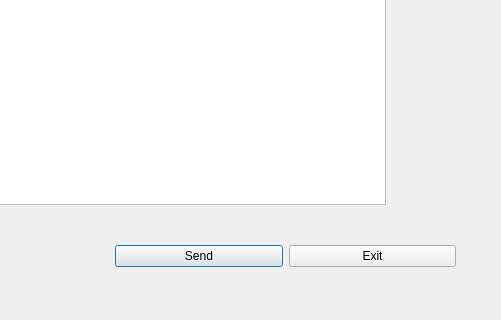
Before: the Qt Designer form application_version_beta/mailing.ui in AzizBenIsmail/Projet_Parental_Monitoring_System_Qt, drawn with Qt 5; both pictures show x 215 to 716 and y 436 to 756 of the 716 by 756 pixel window.
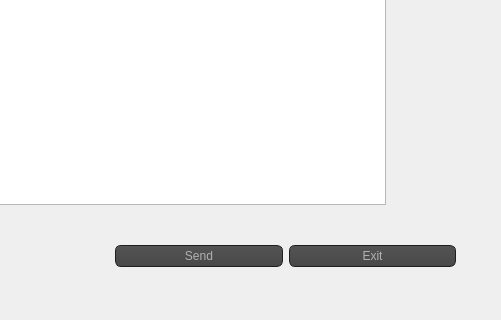
After: the same form once the commit is applied. Icons and pictures are not drawn.

Diff of the .ui file:
```diff
--- a/application_version_beta/mailing.ui
+++ b/application_version_beta/mailing.ui
@@ -131,6 +131,467 @@
    <layout class="QHBoxLayout" name="horizontalLayout">
     <item>
      <widget class="QPushButton" name="sendBtn">
+      <property name="styleSheet">
+       <string notr="true">QToolTip
+{
+     border: 1px solid black;
+     background-color: #ffa02f;
+     padding: 1px;
+     border-radius: 3px;
+     opacity: 100;
+}
+
+QWidget
+{
+    color: #b1b1b1;
+    background-color: #323232;
+}
+
+QWidget:item:hover
+{
+    background-color: QLinearGradient( x1: 0, y1: 0, x2: 0, y2: 1, stop: 0 #ffa02f, stop: 1 #ca0619);
+    color: #000000;
+}
+
+QWidget:item:selected
+{
+    background-color: QLinearGradient( x1: 0, y1: 0, x2: 0, y2: 1, stop: 0 #ffa02f, stop: 1 #d7801a);
+}
+
+QMenuBar::item
+{
+    background: transparent;
+}
+
+QMenuBar::item:selected
+{
+    background: transparent;
+    border: 1px solid #ffaa00;
+}
+
+QMenuBar::item:pressed
+{
+    background: #444;
+    border: 1px solid #000;
+    background-color: QLinearGradient(
+        x1:0, y1:0,
+        x2:0, y2:1,
+        stop:1 #212121,
+        stop:0.4 #343434/*,
+        stop:0.2 #343434,
+        stop:0.1 #ffaa00*/
+    );
+    margin-bottom:-1px;
+    padding-bottom:1px;
+}
+
+QMenu
+{
+    border: 1px solid #000;
+}
+
+QMenu::item
+{
+    padding: 2px 20px 2px 20px;
+}
+
+QMenu::item:selected
+{
+    color: #000000;
+}
+
+QWidget:disabled
+{
+    color: #404040;
+    background-color: #323232;
+}
+
+QAbstractItemView
+{
+    background-color: QLinearGradient( x1: 0, y1: 0, x2: 0, y2: 1, stop: 0 #4d4d4d, stop: 0.1 #646464, stop: 1 #5d5d5d);
+}
+
+QWidget:focus
+{
+    /*border: 2px solid QLinearGradient( x1: 0, y1: 0, x2: 0, y2: 1, stop: 0 #ffa02f, stop: 1 #d7801a);*/
+}
+
+QLineEdit
+{
+    background-color: QLinearGradient( x1: 0, y1: 0, x2: 0, y2: 1, stop: 0 #4d4d4d, stop: 0 #646464, stop: 1 #5d5d5d);
+    padding: 1px;
+    border-style: solid;
+    border: 1px solid #1e1e1e;
+    border-radius: 5;
+}
+
+QPushButton
+{
+    color: #b1b1b1;
+    background-color: QLinearGradient( x1: 0, y1: 0, x2: 0, y2: 1, stop: 0 #565656, stop: 0.1 #525252, stop: 0.5 #4e4e4e, stop: 0.9 #4a4a4a, stop: 1 #464646);
+    border-width: 1px;
+    border-color: #1e1e1e;
+    border-style: solid;
+    border-radius: 6;
+    padding: 3px;
+    font-size: 12px;
+    padding-left: 5px;
+    padding-right: 5px;
+}
+
+QPushButton:pressed
+{
+    background-color: QLinearGradient( x1: 0, y1: 0, x2: 0, y2: 1, stop: 0 #2d2d2d, stop: 0.1 #2b2b2b, stop: 0.5 #292929, stop: 0.9 #282828, stop: 1 #252525);
+}
+
+QComboBox
+{
+    selection-background-color: #ffaa00;
+    background-color: QLinearGradient( x1: 0, y1: 0, x2: 0, y2: 1, stop: 0 #565656, stop: 0.1 #525252, stop: 0.5 #4e4e4e, stop: 0.9 #4a4a4a, stop: 1 #464646);
+    border-style: solid;
+    border: 1px solid #1e1e1e;
+    border-radius: 5;
+}
+
+QComboBox:hover,QPushButton:hover
+{
+    border: 2px solid QLinearGradient( x1: 0, y1: 0, x2: 0, y2: 1, stop: 0 #ffa02f, stop: 1 #d7801a);
+}
+
+
+QComboBox:on
+{
+    padding-top: 3px;
+    padding-left: 4px;
+    background-color: QLinearGradient( x1: 0, y1: 0, x2: 0, y2: 1, stop: 0 #2d2d2d, stop: 0.1 #2b2b2b, stop: 0.5 #292929, stop: 0.9 #282828, stop: 1 #252525);
+    selection-background-color: #ffaa00;
+}
+
+QComboBox QAbstractItemView
+{
+    border: 2px solid darkgray;
+    selection-background-color: QLinearGradient( x1: 0, y1: 0, x2: 0, y2: 1, stop: 0 #ffa02f, stop: 1 #d7801a);
+}
+
+QComboBox::drop-down
+{
+     subcontrol-origin: padding;
+     subcontrol-position: top right;
+     width: 15px;
+
+     border-left-width: 0px;
+     border-left-color: darkgray;
+     border-left-style: solid; /* just a single line */
+     border-top-right-radius: 3px; /* same radius as the QComboBox */
+     border-bottom-right-radius: 3px;
+ }
+
+QComboBox::down-arrow
+{
+     image: url(:/down_arrow.png);
+}
+
+QGroupBox:focus
+{
+border: 2px solid QLinearGradient( x1: 0, y1: 0, x2: 0, y2: 1, stop: 0 #ffa02f, stop: 1 #d7801a);
+}
+
+QTextEdit:focus
+{
+    border: 2px solid QLinearGradient( x1: 0, y1: 0, x2: 0, y2: 1, stop: 0 #ffa02f, stop: 1 #d7801a);
+}
+
+QScrollBar:horizontal {
+     border: 1px solid #222222;
+     background: QLinearGradient( x1: 0, y1: 0, x2: 0, y2: 1, stop: 0.0 #121212, stop: 0.2 #282828, stop: 1 #484848);
+     height: 7px;
+     margin: 0px 16px 0 16px;
+}
+
+QScrollBar::handle:horizontal
+{
+      background: QLinearGradient( x1: 0, y1: 0, x2: 1, y2: 0, stop: 0 #ffa02f, stop: 0.5 #d7801a, stop: 1 #ffa02f);
+      min-height: 20px;
+      border-radius: 2px;
+}
+
+QScrollBar::add-line:horizontal {
+      border: 1px solid #1b1b19;
+      border-radius: 2px;
+      background: QLinearGradient( x1: 0, y1: 0, x2: 1, y2: 0, stop: 0 #ffa02f, stop: 1 #d7801a);
+      width: 14px;
+      subcontrol-position: right;
+      subcontrol-origin: margin;
+}
+
+QScrollBar::sub-line:horizontal {
+      border: 1px solid #1b1b19;
+      border-radius: 2px;
+      background: QLinearGradient( x1: 0, y1: 0, x2: 1, y2: 0, stop: 0 #ffa02f, stop: 1 #d7801a);
+      width: 14px;
+     subcontrol-position: left;
+     subcontrol-origin: margin;
+}
+
+QScrollBar::right-arrow:horizontal, QScrollBar::left-arrow:horizontal
+{
+      border: 1px solid black;
+      width: 1px;
+      height: 1px;
+      background: white;
+}
+
+QScrollBar::add-page:horizontal, QScrollBar::sub-page:horizontal
+{
+      background: none;
+}
+
+QScrollBar:vertical
+{
+      background: QLinearGradient( x1: 0, y1: 0, x2: 1, y2: 0, stop: 0.0 #121212, stop: 0.2 #282828, stop: 1 #484848);
+      width: 7px;
+      margin: 16px 0 16px 0;
+      border: 1px solid #222222;
+}
+
+QScrollBar::handle:vertical
+{
+      background: QLinearGradient( x1: 0, y1: 0, x2: 0, y2: 1, stop: 0 #ffa02f, stop: 0.5 #d7801a, stop: 1 #ffa02f);
+      min-height: 20px;
+      border-radius: 2px;
+}
+
+QScrollBar::add-line:vertical
+{
+      border: 1px solid #1b1b19;
+      border-radius: 2px;
+      background: QLinearGradient( x1: 0, y1: 0, x2: 0, y2: 1, stop: 0 #ffa02f, stop: 1 #d7801a);
+      height: 14px;
+      subcontrol-position: bottom;
+      subcontrol-origin: margin;
+}
+
+QScrollBar::sub-line:vertical
+{
+      border: 1px solid #1b1b19;
+      border-radius: 2px;
+      background: QLinearGradient( x1: 0, y1: 0, x2: 0, y2: 1, stop: 0 #d7801a, stop: 1 #ffa02f);
+      height: 14px;
+      subcontrol-position: top;
+      subcontrol-origin: margin;
+}
+
+QScrollBar::up-arrow:vertical, QScrollBar::down-arrow:vertical
+{
+      border: 1px solid black;
+      width: 1px;
+      height: 1px;
+      background: white;
+}
+
+
+QScrollBar::add-page:vertical, QScrollBar::sub-page:vertical
+{
+      background: none;
+}
+
+QTextEdit
+{
+    background-color: #242424;
+}
+
+QPlainTextEdit
+{
+    background-color: #242424;
+}
+
+QHeaderView::section
+{
+    background-color: QLinearGradient(x1:0, y1:0, x2:0, y2:1, stop:0 #616161, stop: 0.5 #505050, stop: 0.6 #434343, stop:1 #656565);
+    color: white;
+    padding-left: 4px;
+    border: 1px solid #6c6c6c;
+}
+
+QCheckBox:disabled
+{
+color: #414141;
+}
+
+QDockWidget::title
+{
+    text-align: center;
+    spacing: 3px; /* spacing between items in the tool bar */
+    background-color: QLinearGradient(x1:0, y1:0, x2:0, y2:1, stop:0 #323232, stop: 0.5 #242424, stop:1 #323232);
+}
+
+QDockWidget::close-button, QDockWidget::float-button
+{
+    text-align: center;
+    spacing: 1px; /* spacing between items in the tool bar */
+    background-color: QLinearGradient(x1:0, y1:0, x2:0, y2:1, stop:0 #323232, stop: 0.5 #242424, stop:1 #323232);
+}
+
+QDockWidget::close-button:hover, QDockWidget::float-button:hover
+{
+    background: #242424;
+}
+
+QDockWidget::close-button:pressed, QDockWidget::float-button:pressed
+{
+    padding: 1px -1px -1px 1px;
+}
+
+QMainWindow::separator
+{
+    background-color: QLinearGradient(x1:0, y1:0, x2:0, y2:1, stop:0 #161616, stop: 0.5 #151515, stop: 0.6 #212121, stop:1 #343434);
+    color: white;
+    padding-left: 4px;
+    border: 1px solid #4c4c4c;
+    spacing: 3px; /* spacing between items in the tool bar */
+}
+
+QMainWindow::separator:hover
+{
+
+    background-color: QLinearGradient(x1:0, y1:0, x2:0, y2:1, stop:0 #d7801a, stop:0.5 #b56c17 stop:1 #ffa02f);
+    color: white;
+    padding-left: 4px;
+    border: 1px solid #6c6c6c;
+    spacing: 3px; /* spacing between items in the tool bar */
+}
+
+QToolBar::handle
+{
+     spacing: 3px; /* spacing between items in the tool bar */
+     background: url(:/images/handle.png);
+}
+
+QMenu::separator
+{
+    height: 2px;
+    background-color: QLinearGradient(x1:0, y1:0, x2:0, y2:1, stop:0 #161616, stop: 0.5 #151515, stop: 0.6 #212121, stop:1 #343434);
+    color: white;
+    padding-left: 4px;
+    margin-left: 10px;
+    margin-right: 5px;
+}
+
+QProgressBar
+{
+    border: 2px solid grey;
+    border-radius: 5px;
+    text-align: center;
+}
+
+QProgressBar::chunk
+{
+    background-color: #d7801a;
+    width: 2.15px;
+    margin: 0.5px;
+}
+
+QTabBar::tab {
+    color: #b1b1b1;
+    border: 1px solid #444;
+    border-bottom-style: none;
+    background-color: #323232;
+    padding-left: 10px;
+    padding-right: 10px;
+    padding-top: 3px;
+    padding-bottom: 2px;
+    margin-right: -1px;
+}
+
+QTabWidget::pane {
+    border: 1px solid #444;
+    top: 1px;
+}
+
+QTabBar::tab:last
+{
+    margin-right: 0; /* the last selected tab has nothing to overlap with on the right */
+    border-top-right-radius: 3px;
+}
+
+QTabBar::tab:first:!selected
+{
+ margin-left: 0px; /* the last selected tab has nothing to overlap with on the right */
+
+
+    border-top-left-radius: 3px;
+}
+
+QTabBar::tab:!selected
+{
+    color: #b1b1b1;
+    border-bottom-style: solid;
+    margin-top: 3px;
+    background-color: QLinearGradient(x1:0, y1:0, x2:0, y2:1, stop:1 #212121, stop:.4 #343434);
+}
+
+QTabBar::tab:selected
+{
+    border-top-left-radius: 3px;
+    border-top-right-radius: 3px;
+    margin-bottom: 0px;
+}
+
+QTabBar::tab:!selected:hover
+{
+    /*border-top: 2px solid #ffaa00;
+    padding-bottom: 3px;*/
+    border-top-left-radius: 3px;
+    border-top-right-radius: 3px;
+    background-color: QLinearGradient(x1:0, y1:0, x2:0, y2:1, stop:1 #212121, stop:0.4 #343434, stop:0.2 #343434, stop:0.1 #ffaa00);
+}
+
+QRadioButton::indicator:checked, QRadioButton::indicator:unchecked{
+    color: #b1b1b1;
+    background-color: #323232;
+    border: 1px solid #b1b1b1;
+    border-radius: 6px;
+}
+
+QRadioButton::indicator:checked
+{
+    background-color: qradialgradient(
+        cx: 0.5, cy: 0.5,
+        fx: 0.5, fy: 0.5,
+        radius: 1.0,
+        stop: 0.25 #ffaa00,
+        stop: 0.3 #323232
+    );
+}
+
+QCheckBox::indicator{
+    color: #b1b1b1;
+    background-color: #323232;
+    border: 1px solid #b1b1b1;
+    width: 9px;
+    height: 9px;
+}
+
+QRadioButton::indicator
+{
+    border-radius: 6px;
+}
+
+QRadioButton::indicator:hover, QCheckBox::indicator:hover
+{
+    border: 1px solid #ffaa00;
+}
+
+QCheckBox::indicator:checked
+{
+    image:url(:/images/checkbox.png);
+}
+
+QCheckBox::indicator:disabled, QRadioButton::indicator:disabled
+{
+    border: 1px solid #444;
+}</string>
+      </property>
       <property name="text">
        <string>Send</string>
       </property>
@@ -138,6 +599,467 @@
     </item>
     <item>
      <widget class="QPushButton" name="exitBtn">
+      <property name="styleSheet">
+       <string notr="true">QToolTip
+{
+     border: 1px solid black;
+     background-color: #ffa02f;
+     padding: 1px;
+     border-radius: 3px;
+     opacity: 100;
+}
+
+QWidget
+{
+    color: #b1b1b1;
+    background-color: #323232;
+}
+
+QWidget:item:hover
+{
+    background-color: QLinearGradient( x1: 0, y1: 0, x2: 0, y2: 1, stop: 0 #ffa02f, stop: 1 #ca0619);
+    color: #000000;
+}
+
+QWidget:item:selected
+{
+    background-color: QLinearGradient( x1: 0, y1: 0, x2: 0, y2: 1, stop: 0 #ffa02f, stop: 1 #d7801a);
+}
+
+QMenuBar::item
+{
+    background: transparent;
+}
+
+QMenuBar::item:selected
+{
+    background: transparent;
+    border: 1px solid #ffaa00;
+}
+
+QMenuBar::item:pressed
+{
+    background: #444;
+    border: 1px solid #000;
+    background-color: QLinearGradient(
+        x1:0, y1:0,
+        x2:0, y2:1,
+        stop:1 #212121,
+        stop:0.4 #343434/*,
+        stop:0.2 #343434,
+        stop:0.1 #ffaa00*/
+    );
+    margin-bottom:-1px;
+    padding-bottom:1px;
+}
+
+QMenu
+{
+    border: 1px solid #000;
+}
+
+QMenu::item
+{
+    padding: 2px 20px 2px 20px;
+}
+
+QMenu::item:selected
+{
+    color: #000000;
+}
+
+QWidget:disabled
+{
+    color: #404040;
+    background-color: #323232;
+}
+
+QAbstractItemView
+{
+    background-color: QLinearGradient( x1: 0, y1: 0, x2: 0, y2: 1, stop: 0 #4d4d4d, stop: 0.1 #646464, stop: 1 #5d5d5d);
+}
+
+QWidget:focus
+{
+    /*border: 2px solid QLinearGradient( x1: 0, y1: 0, x2: 0, y2: 1, stop: 0 #ffa02f, stop: 1 #d7801a);*/
+}
+
+QLineEdit
+{
+    background-color: QLinearGradient( x1: 0, y1: 0, x2: 0, y2: 1, stop: 0 #4d4d4d, stop: 0 #646464, stop: 1 #5d5d5d);
+    padding: 1px;
+    border-style: solid;
+    border: 1px solid #1e1e1e;
+    border-radius: 5;
+}
+
+QPushButton
+{
+    color: #b1b1b1;
+    background-color: QLinearGradient( x1: 0, y1: 0, x2: 0, y2: 1, stop: 0 #565656, stop: 0.1 #525252, stop: 0.5 #4e4e4e, stop: 0.9 #4a4a4a, stop: 1 #464646);
+    border-width: 1px;
+    border-color: #1e1e1e;
+    border-style: solid;
+    border-radius: 6;
+    padding: 3px;
+    font-size: 12px;
+    padding-left: 5px;
+    padding-right: 5px;
+}
+
+QPushButton:pressed
+{
+    background-color: QLinearGradient( x1: 0, y1: 0, x2: 0, y2: 1, stop: 0 #2d2d2d, stop: 0.1 #2b2b2b, stop: 0.5 #292929, stop: 0.9 #282828, stop: 1 #252525);
+}
+
+QComboBox
+{
+    selection-background-color: #ffaa00;
+    background-color: QLinearGradient( x1: 0, y1: 0, x2: 0, y2: 1, stop: 0 #565656, stop: 0.1 #525252, stop: 0.5 #4e4e4e, stop: 0.9 #4a4a4a, stop: 1 #464646);
+    border-style: solid;
+    border: 1px solid #1e1e1e;
+    border-radius: 5;
+}
+
+QComboBox:hover,QPushButton:hover
+{
+    border: 2px solid QLinearGradient( x1: 0, y1: 0, x2: 0, y2: 1, stop: 0 #ffa02f, stop: 1 #d7801a);
+}
+
+
+QComboBox:on
+{
+    padding-top: 3px;
+    padding-left: 4px;
+    background-color: QLinearGradient( x1: 0, y1: 0, x2: 0, y2: 1, stop: 0 #2d2d2d, stop: 0.1 #2b2b2b, stop: 0.5 #292929, stop: 0.9 #282828, stop: 1 #252525);
+    selection-background-color: #ffaa00;
+}
+
+QComboBox QAbstractItemView
+{
+    border: 2px solid darkgray;
+    selection-background-color: QLinearGradient( x1: 0, y1: 0, x2: 0, y2: 1, stop: 0 #ffa02f, stop: 1 #d7801a);
+}
+
+QComboBox::drop-down
+{
+     subcontrol-origin: padding;
+     subcontrol-position: top right;
+     width: 15px;
+
+     border-left-width: 0px;
+     border-left-color: darkgray;
+     border-left-style: solid; /* just a single line */
+     border-top-right-radius: 3px; /* same radius as the QComboBox */
+     border-bottom-right-radius: 3px;
+ }
+
+QComboBox::down-arrow
+{
+     image: url(:/down_arrow.png);
+}
+
+QGroupBox:focus
+{
+border: 2px solid QLinearGradient( x1: 0, y1: 0, x2: 0, y2: 1, stop: 0 #ffa02f, stop: 1 #d7801a);
+}
+
+QTextEdit:focus
+{
+    border: 2px solid QLinearGradient( x1: 0, y1: 0, x2: 0, y2: 1, stop: 0 #ffa02f, stop: 1 #d7801a);
+}
+
+QScrollBar:horizontal {
+     border: 1px solid #222222;
+     background: QLinearGradient( x1: 0, y1: 0, x2: 0, y2: 1, stop: 0.0 #121212, stop: 0.2 #282828, stop: 1 #484848);
+     height: 7px;
+     margin: 0px 16px 0 16px;
+}
+
+QScrollBar::handle:horizontal
+{
+      background: QLinearGradient( x1: 0, y1: 0, x2: 1, y2: 0, stop: 0 #ffa02f, stop: 0.5 #d7801a, stop: 1 #ffa02f);
+      min-height: 20px;
+      border-radius: 2px;
+}
+
+QScrollBar::add-line:horizontal {
+      border: 1px solid #1b1b19;
+      border-radius: 2px;
+      background: QLinearGradient( x1: 0, y1: 0, x2: 1, y2: 0, stop: 0 #ffa02f, stop: 1 #d7801a);
+      width: 14px;
+      subcontrol-position: right;
+      subcontrol-origin: margin;
+}
+
+QScrollBar::sub-line:horizontal {
+      border: 1px solid #1b1b19;
+      border-radius: 2px;
+      background: QLinearGradient( x1: 0, y1: 0, x2: 1, y2: 0, stop: 0 #ffa02f, stop: 1 #d7801a);
+      width: 14px;
+     subcontrol-position: left;
+     subcontrol-origin: margin;
+}
+
+QScrollBar::right-arrow:horizontal, QScrollBar::left-arrow:horizontal
+{
+      border: 1px solid black;
+      width: 1px;
+      height: 1px;
+      background: white;
+}
+
+QScrollBar::add-page:horizontal, QScrollBar::sub-page:horizontal
+{
+      background: none;
+}
+
+QScrollBar:vertical
+{
+      background: QLinearGradient( x1: 0, y1: 0, x2: 1, y2: 0, stop: 0.0 #121212, stop: 0.2 #282828, stop: 1 #484848);
+      width: 7px;
+      margin: 16px 0 16px 0;
+      border: 1px solid #222222;
+}
+
+QScrollBar::handle:vertical
+{
+      background: QLinearGradient( x1: 0, y1: 0, x2: 0, y2: 1, stop: 0 #ffa02f, stop: 0.5 #d7801a, stop: 1 #ffa02f);
+      min-height: 20px;
+      border-radius: 2px;
+}
+
+QScrollBar::add-line:vertical
+{
+      border: 1px solid #1b1b19;
+      border-radius: 2px;
+      background: QLinearGradient( x1: 0, y1: 0, x2: 0, y2: 1, stop: 0 #ffa02f, stop: 1 #d7801a);
+      height: 14px;
+      subcontrol-position: bottom;
+      subcontrol-origin: margin;
+}
+
+QScrollBar::sub-line:vertical
+{
+      border: 1px solid #1b1b19;
+      border-radius: 2px;
+      background: QLinearGradient( x1: 0, y1: 0, x2: 0, y2: 1, stop: 0 #d7801a, stop: 1 #ffa02f);
+      height: 14px;
+      subcontrol-position: top;
+      subcontrol-origin: margin;
+}
+
+QScrollBar::up-arrow:vertical, QScrollBar::down-arrow:vertical
+{
+      border: 1px solid black;
+      width: 1px;
+      height: 1px;
+      background: white;
+}
+
+
+QScrollBar::add-page:vertical, QScrollBar::sub-page:vertical
+{
+      background: none;
+}
+
+QTextEdit
+{
+    background-color: #242424;
+}
+
+QPlainTextEdit
+{
+    background-color: #242424;
+}
+
+QHeaderView::section
+{
+    background-color: QLinearGradient(x1:0, y1:0, x2:0, y2:1, stop:0 #616161, stop: 0.5 #505050, stop: 0.6 #434343, stop:1 #656565);
+    color: white;
+    padding-left: 4px;
+    border: 1px solid #6c6c6c;
+}
+
+QCheckBox:disabled
+{
+color: #414141;
+}
+
+QDockWidget::title
+{
+    text-align: center;
+    spacing: 3px; /* spacing between items in the tool bar */
+    background-color: QLinearGradient(x1:0, y1:0, x2:0, y2:1, stop:0 #323232, stop: 0.5 #242424, stop:1 #323232);
+}
+
+QDockWidget::close-button, QDockWidget::float-button
+{
+    text-align: center;
+    spacing: 1px; /* spacing between items in the tool bar */
+    background-color: QLinearGradient(x1:0, y1:0, x2:0, y2:1, stop:0 #323232, stop: 0.5 #242424, stop:1 #323232);
+}
+
+QDockWidget::close-button:hover, QDockWidget::float-button:hover
+{
+    background: #242424;
+}
+
+QDockWidget::close-button:pressed, QDockWidget::float-button:pressed
+{
+    padding: 1px -1px -1px 1px;
+}
+
+QMainWindow::separator
+{
+    background-color: QLinearGradient(x1:0, y1:0, x2:0, y2:1, stop:0 #161616, stop: 0.5 #151515, stop: 0.6 #212121, stop:1 #343434);
+    color: white;
+    padding-left: 4px;
+    border: 1px solid #4c4c4c;
+    spacing: 3px; /* spacing between items in the tool bar */
+}
+
+QMainWindow::separator:hover
+{
+
+    background-color: QLinearGradient(x1:0, y1:0, x2:0, y2:1, stop:0 #d7801a, stop:0.5 #b56c17 stop:1 #ffa02f);
+    color: white;
+    padding-left: 4px;
+    border: 1px solid #6c6c6c;
+    spacing: 3px; /* spacing between items in the tool bar */
+}
+
+QToolBar::handle
+{
+     spacing: 3px; /* spacing between items in the tool bar */
+     background: url(:/images/handle.png);
+}
+
+QMenu::separator
+{
+    height: 2px;
+    background-color: QLinearGradient(x1:0, y1:0, x2:0, y2:1, stop:0 #161616, stop: 0.5 #151515, stop: 0.6 #212121, stop:1 #343434);
+    color: white;
+    padding-left: 4px;
+    margin-left: 10px;
+    margin-right: 5px;
+}
+
+QProgressBar
+{
+    border: 2px solid grey;
+    border-radius: 5px;
+    text-align: center;
+}
+
+QProgressBar::chunk
+{
+    background-color: #d7801a;
+    width: 2.15px;
+    margin: 0.5px;
+}
+
+QTabBar::tab {
+    color: #b1b1b1;
+    border: 1px solid #444;
+    border-bottom-style: none;
+    background-color: #323232;
+    padding-left: 10px;
+    padding-right: 10px;
+    padding-top: 3px;
+    padding-bottom: 2px;
+    margin-right: -1px;
+}
+
+QTabWidget::pane {
+    border: 1px solid #444;
+    top: 1px;
+}
+
+QTabBar::tab:last
+{
+    margin-right: 0; /* the last selected tab has nothing to overlap with on the right */
+    border-top-right-radius: 3px;
+}
+
+QTabBar::tab:first:!selected
+{
+ margin-left: 0px; /* the last selected tab has nothing to overlap with on the right */
+
+
+    border-top-left-radius: 3px;
+}
+
+QTabBar::tab:!selected
+{
+    color: #b1b1b1;
+    border-bottom-style: solid;
+    margin-top: 3px;
+    background-color: QLinearGradient(x1:0, y1:0, x2:0, y2:1, stop:1 #212121, stop:.4 #343434);
+}
+
+QTabBar::tab:selected
+{
+    border-top-left-radius: 3px;
+    border-top-right-radius: 3px;
+    margin-bottom: 0px;
+}
+
+QTabBar::tab:!selected:hover
+{
+    /*border-top: 2px solid #ffaa00;
+    padding-bottom: 3px;*/
+    border-top-left-radius: 3px;
+    border-top-right-radius: 3px;
+    background-color: QLinearGradient(x1:0, y1:0, x2:0, y2:1, stop:1 #212121, stop:0.4 #343434, stop:0.2 #343434, stop:0.1 #ffaa00);
+}
+
+QRadioButton::indicator:checked, QRadioButton::indicator:unchecked{
+    color: #b1b1b1;
+    background-color: #323232;
+    border: 1px solid #b1b1b1;
+    border-radius: 6px;
+}
+
+QRadioButton::indicator:checked
+{
+    background-color: qradialgradient(
+        cx: 0.5, cy: 0.5,
+        fx: 0.5, fy: 0.5,
+        radius: 1.0,
+        stop: 0.25 #ffaa00,
+        stop: 0.3 #323232
+    );
+}
+
+QCheckBox::indicator{
+    color: #b1b1b1;
+    background-color: #323232;
+    border: 1px solid #b1b1b1;
+    width: 9px;
+    height: 9px;
+}
+
+QRadioButton::indicator
+{
+    border-radius: 6px;
+}
+
+QRadioButton::indicator:hover, QCheckBox::indicator:hover
+{
+    border: 1px solid #ffaa00;
+}
+
+QCheckBox::indicator:checked
+{
+    image:url(:/images/checkbox.png);
+}
+
+QCheckBox::indicator:disabled, QRadioButton::indicator:disabled
+{
+    border: 1px solid #444;
+}</string>
+      </property>
       <property name="text">
        <string>Exit</string>
       </property>
```
